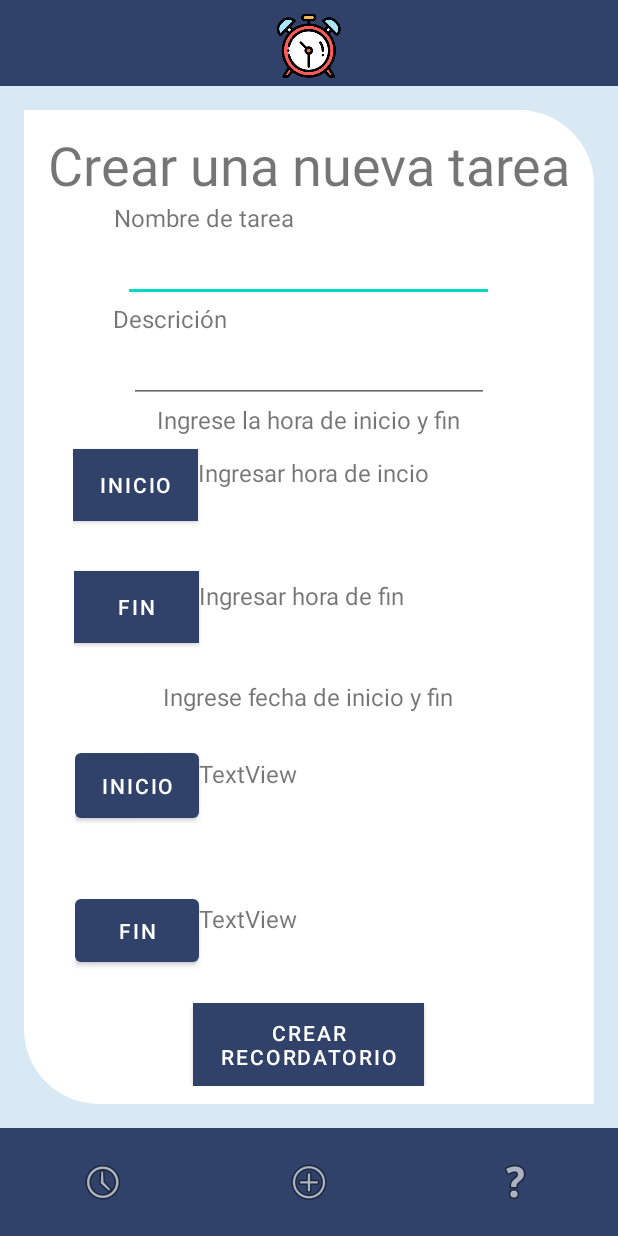
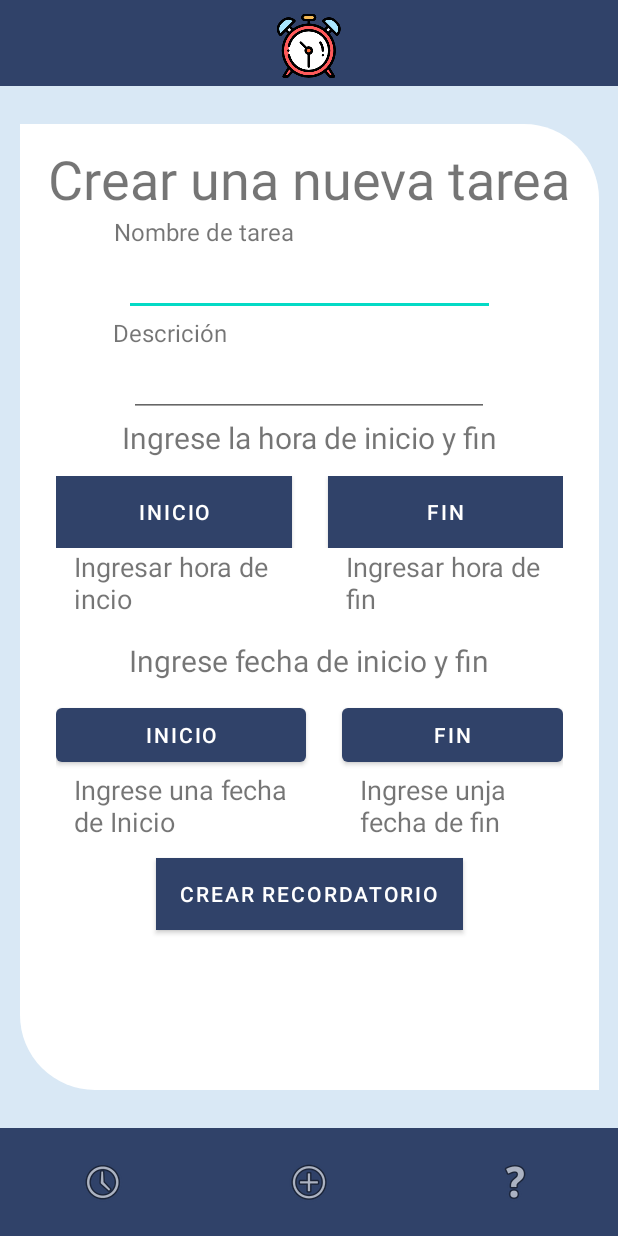
Before and after one commit to Kenie4r/Dont_Forget_app, an Android app: the crearTareas screen opened directly, with no data from a screen before it, on a phone screen of 412 x 824 dp. Run offline under Robolectric (Android 15) with nearby library versions, the phone set to English and light mode, and no system bars; Roboto replaces fonts that are not available here.

Commit message:
Base de Datos Tareas ingresan xd

```diff
--- a/app/src/main/java/com/cod3hn/dontforget/crearTareas.kt
+++ b/app/src/main/java/com/cod3hn/dontforget/crearTareas.kt
@@ -3,6 +3,7 @@ package com.cod3hn.dontforget
 import android.content.Intent
 import androidx.appcompat.app.AppCompatActivity
 import android.os.Bundle
+import android.os.Handler
 import android.view.View
 import android.widget.EditText
 import android.widget.TextView
@@ -22,20 +23,29 @@ class crearTareas : AppCompatActivity() {
                     tvFechaFin.text.toString().length>0 && tvHoraFin.text.toString().length>0&&
                     tvHoraIncio.text.toString().length>0 && tvFechaInicio.text.toString().length>0){
 
-                var titulo:String = findViewById<EditText>(R.id.etNombre).text.toString()
-                var descripcion:String = findViewById<EditText>(R.id.etDescrip).text.toString()
-                var horaFin:String = findViewById<TextView>(R.id.tvHoraFin).text.toString()
-                var horaInicio:String = findViewById<TextView>(R.id.tvHoraIncio).text.toString()
-                var fechaInicio:String = findViewById<TextView>(R.id.tvFechaInicio).text.toString()
-                var fechaFin:String = findViewById<TextView>(R.id.tvFechaFin).text.toString()
-                var tarea = tarea(titulo, descripcion, horaInicio, horaFin, fechaInicio, fechaFin)
-                var database = DbHelper(this)
+                val titulo:String = findViewById<EditText>(R.id.etNombre).text.toString()
+                val descripcion:String = findViewById<EditText>(R.id.etDescrip).text.toString()
+                val horaFin:String = findViewById<TextView>(R.id.tvHoraFin).text.toString()
+                val horaInicio:String = findViewById<TextView>(R.id.tvHoraIncio).text.toString()
+                val fechaInicio:String = findViewById<TextView>(R.id.tvFechaInicio).text.toString()
+                val fechaFin:String = findViewById<TextView>(R.id.tvFechaFin).text.toString()
+                val tarea = tarea(titulo, descripcion, horaInicio, horaFin, fechaInicio, fechaFin)
+                val database = DbHelper(this)
                 database.IngresarTarea(tarea)
+
+
+                Handler().postDelayed({
+                    var intent = Intent( this, dashBoard::class.java)
+                    startActivity(intent)
+                }, 1000)
             }else{
-                Toast.makeText(this, "Porfavor rellene todos los campos", Toast.LENGTH_SHORT)
+                Toast.makeText(this, "Porfavor rellene todos los campos", Toast.LENGTH_SHORT).show()
             }
        }
-
+        btnDashBoard.setOnClickListener{
+            var intent = Intent( this, dashBoard::class.java)
+            startActivity(intent)
+        }
     }
 
     fun click(view: View){
@@ -102,10 +112,5 @@ class crearTareas : AppCompatActivity() {
             text = "$day/$month/$year"
         }
     }
-    fun abrirDash( view: View){
-        var abrir = Intent( this, dashBoard::class.java)
-        startActivity(abrir)
-        this.finish()
-    }
 
 }
--- a/app/src/main/java/com/cod3hn/dontforget/db/DbHelper.kt
+++ b/app/src/main/java/com/cod3hn/dontforget/db/DbHelper.kt
@@ -18,11 +18,11 @@ val NOMBRE_TABLA2:String = "tarea"
 val TABLA1_DATOS: String = "\"ID\"\t INTEGER, \"Nombre\"\tTEXT NOT NULL,\n" +
         "\t\"PIN\"\tINTEGER,\n\tPRIMARY KEY(\"ID\" AUTOINCREMENT)"
 val TABLA2_DATOS:String = "\"ID\"\tINTEGER,\n\t\"titulo\"\tTEXT NOT NULL,\n" +
-        "\t\"descripcion\"\tTEXT NOT NULL,\n\t\"horaIncio\"\tTEXT NOT NULL,\n" +
+        "\t\"descripcion\"\tTEXT NOT NULL,\n\t\"horaInicio\"\tTEXT NOT NULL,\n" +
         "\t\"horaFinal\"\tTEXT NOT NULL,\n\t\"fechaInicio\"\tTEXT NOT NULL,\n" +
         "\t\"fechaFinal\"\tTEXT NOT NULL,\n\t\"repetir\"\tINTEGER DEFAULT 1,\n" +
         "\t\"completado\"\tTEXT DEFAULT 'No',\n\tPRIMARY KEY(\"ID\" AUTOINCREMENT)"
-val DATABASE_VERSION:Int = 3;
+val DATABASE_VERSION:Int = 3
 
 //Columnas TABLA tareas
 val COLUMN_TITULO: String = "titulo"
@@ -60,8 +60,8 @@ class DbHelper(val context: Context ):SQLiteOpenHelper(context, NOMBRE_BASE_DATO
 */
 
     fun IngresarTarea( tarea: tarea){
-        var db = writableDatabase
-        var cv = ContentValues()
+        val db = writableDatabase
+        val cv = ContentValues()
         cv.put(COLUMN_TITULO, tarea.Titulo )
         cv.put(COLUM_DESCRIP, tarea.Descripcion)
         cv.put(COLUMN_HORAOI,tarea.HoraInicio)
@@ -72,12 +72,12 @@ class DbHelper(val context: Context ):SQLiteOpenHelper(context, NOMBRE_BASE_DATO
         cv.put(COLUMN_COMPLETADO,tarea.Completado)
 
         //hacemos la query
-        var result = db?.insert(NOMBRE_TABLA2, null , cv)
+        val result = db?.insert(NOMBRE_TABLA2, null , cv)
         if(result == -1.toLong()){
-            Toast.makeText( context , "Error: no sirve", Toast.LENGTH_LONG)
+            Toast.makeText( context , "Tarea no creada, vuelve a intentarlo", Toast.LENGTH_LONG).show()
 
         }else{
-            Toast.makeText(context, "Bien", Toast.LENGTH_LONG)
+            Toast.makeText(context, "Tarea creada con exito", Toast.LENGTH_LONG).show()
         }
     }
 }
--- a/app/src/main/res/layout/activity_crear_tareas.xml
+++ b/app/src/main/res/layout/activity_crear_tareas.xml
@@ -4,7 +4,6 @@
     xmlns:tools="http://schemas.android.com/tools"
     android:layout_width="match_parent"
     android:layout_height="match_parent"
-    android:onClick="abrirDash"
     tools:context=".crearTareas">
 
     <androidx.constraintlayout.widget.ConstraintLayout
@@ -21,12 +20,12 @@
         tools:context=".dashBoard">
 
         <LinearLayout
-            android:layout_width="0dp"
+            android:layout_width="386dp"
             android:layout_height="0dp"
-            android:layout_marginStart="16dp"
-            android:layout_marginTop="16dp"
-            android:layout_marginEnd="16dp"
-            android:layout_marginBottom="16dp"
+            android:layout_marginStart="20dp"
+            android:layout_marginTop="25dp"
+            android:layout_marginEnd="20dp"
+            android:layout_marginBottom="25dp"
             android:background="@drawable/notify"
             android:dividerPadding="12sp"
             android:gravity="center_horizontal"
@@ -79,22 +78,26 @@
 
             <TextView
                 android:id="@+id/textView5"
-                android:layout_width="226dp"
+                android:layout_width="wrap_content"
                 android:layout_height="wrap_content"
                 android:text="Ingrese la hora de inicio y fin"
                 android:textAlignment="center"
-                android:textSize="16sp" />
+                android:textSize="20sp" />
 
-            <LinearLayout
-                android:layout_width="314dp"
-                android:layout_height="66dp"
-                android:gravity="center"
-                android:orientation="horizontal">
+            <TableLayout
+                android:layout_width="wrap_content"
+                android:layout_height="wrap_content"
+                android:padding="12sp">
+
+                <TableRow
+                    android:layout_width="match_parent"
+                    android:layout_height="match_parent">
 
                     <Button
                         android:id="@+id/btnHoraInicio"
                         android:layout_width="wrap_content"
                         android:layout_height="wrap_content"
+                        android:layout_marginRight="12sp"
                         android:layout_weight="1"
                         android:background="@color/white"
                         android:onClick="click"
@@ -102,107 +105,117 @@
                         android:textColor="@color/white"
                         android:textSize="14sp" />
 
-                <TextView
-                    android:id="@+id/tvHoraIncio"
-                    android:layout_width="236dp"
-                    android:layout_height="39dp"
-                    android:layout_weight="1"
-                    android:text="@string/fecha"
-                    android:textSize="16sp" />
-
-            </LinearLayout>
-
-            <LinearLayout
-                android:layout_width="313dp"
-                android:layout_height="match_parent"
-                android:layout_weight="1"
-                android:gravity="center"
-                android:orientation="horizontal">
-
                     <Button
                         android:id="@+id/btnHoraFin"
                         android:layout_width="wrap_content"
-                    android:layout_height="wrap_content"
+                        android:layout_height="match_parent"
+                        android:layout_marginLeft="12sp"
                         android:layout_weight="1"
                         android:background="@color/white"
                         android:onClick="click2"
                         android:text="FIn"
                         android:textColor="@color/white"
                         android:textSize="14sp" />
+                </TableRow>
+
+                <TableRow
+                    android:layout_width="match_parent"
+                    android:layout_height="match_parent">
+
+                    <TextView
+                        android:id="@+id/tvHoraIncio"
+                        android:layout_width="236dp"
+                        android:layout_height="49dp"
+                        android:layout_marginRight="12sp"
+                        android:layout_weight="1"
+                        android:paddingLeft="12sp"
+                        android:text="@string/fecha"
+                        android:textSize="18sp" />
 
                     <TextView
                         android:id="@+id/tvHoraFin"
                         android:layout_width="235dp"
-                    android:layout_height="37dp"
+                        android:layout_height="wrap_content"
+                        android:layout_marginLeft="12sp"
                         android:layout_weight="1"
+                        android:paddingLeft="12sp"
                         android:text="@string/fecha2"
-                    android:textSize="16sp" />
+                        android:textSize="18sp" />
+                </TableRow>
 
-            </LinearLayout>
+            </TableLayout>
 
             <TextView
                 android:id="@+id/textView9"
-                android:layout_width="235dp"
+                android:layout_width="wrap_content"
                 android:layout_height="wrap_content"
                 android:text="Ingrese fecha de inicio y fin"
                 android:textAlignment="center"
-                android:textSize="16sp" />
+                android:textSize="20sp" />
 
-            <LinearLayout
-                android:layout_width="312dp"
-                android:layout_height="match_parent"
-                android:layout_weight="1"
-                android:gravity="center"
-                android:orientation="horizontal">
+            <TableLayout
+                android:layout_width="wrap_content"
+                android:layout_height="wrap_content"
+                android:padding="12sp">
+
+                <TableRow
+                    android:layout_width="match_parent"
+                    android:layout_height="match_parent">
 
                     <Button
                         android:id="@+id/button5"
-                    android:layout_width="wrap_content"
-                    android:layout_height="55dp"
+                        android:layout_width="match_parent"
+                        android:layout_height="match_parent"
+                        android:layout_marginRight="12sp"
                         android:layout_weight="1"
                         android:onClick="DiaInicioClick"
                         android:text="Inicio"
-                    android:textColor="#FFFFFF" />
+                        android:textColor="#FFFFFF"
+                        android:textSize="14sp" />
+
+                    <Button
+                        android:id="@+id/button"
+                        android:layout_width="match_parent"
+                        android:layout_height="match_parent"
+                        android:layout_marginLeft="12sp"
+                        android:layout_weight="1"
+                        android:onClick="DiaInicioClick2"
+                        android:text="FIN"
+                        android:textColor="#FFFFFF"
+                        android:textSize="14sp" />
+
+                </TableRow>
+
+                <TableRow
+                    android:layout_width="match_parent"
+                    android:layout_height="match_parent">
 
                     <TextView
                         android:id="@+id/tvFechaInicio"
-                    android:layout_width="235dp"
-                    android:layout_height="37dp"
+                        android:layout_width="wrap_content"
+                        android:layout_height="wrap_content"
+                        android:layout_marginRight="12sp"
                         android:layout_weight="1"
-                    android:text="TextView"
-                    android:textSize="16sp" />
-
-            </LinearLayout>
-
-            <LinearLayout
-                android:layout_width="312dp"
-                android:layout_height="match_parent"
-                android:layout_weight="1"
-                android:gravity="center"
-                android:orientation="horizontal">
-
-                <Button
-                    android:id="@+id/button6"
-                    android:layout_width="wrap_content"
-                    android:layout_height="54dp"
-                    android:layout_weight="1"
-                    android:onClick="DiaInicioClick2"
-                    android:text="Fin"
-                    android:textColor="@color/white" />
+                        android:paddingLeft="12sp"
+                        android:text="Ingrese una fecha de Inicio"
+                        android:textSize="18sp" />
 
                     <TextView
                         android:id="@+id/tvFechaFin"
-                    android:layout_width="235dp"
-                    android:layout_height="37dp"
+                        android:layout_width="wrap_content"
+                        android:layout_height="wrap_content"
+                        android:layout_marginLeft="12sp"
                         android:layout_weight="1"
-                    android:text="TextView"
-                    android:textSize="16sp" />
+                        android:paddingLeft="12sp"
+                        android:text="Ingrese unja fecha de fin"
+                        android:textSize="18sp" />
+                </TableRow>
 
-            </LinearLayout>
+            </TableLayout>
 
             <Button
                 android:id="@+id/btn_insert"
-                android:layout_width="154dp"
+                android:layout_width="wrap_content"
                 android:layout_height="wrap_content"
                 android:background="@color/Blue"
                 android:text="@string/nuevoevento"
@@ -244,13 +257,12 @@
             app:layout_constraintBottom_toBottomOf="parent">
 
             <ImageButton
-                android:id="@+id/imageButton"
+                android:id="@+id/btnDashBoard"
                 android:layout_width="match_parent"
                 android:layout_height="match_parent"
                 android:layout_weight="1"
                 android:background="@color/Blue"
                 android:contentDescription="Home"
-                android:onClick="abrirDash"
                 android:padding="20dp"
                 android:paddingStart="20dp"
                 app:srcCompat="@android:drawable/ic_menu_recent_history" />
--- a/app/src/main/res/layout/activity_dash_board.xml
+++ b/app/src/main/res/layout/activity_dash_board.xml
@@ -53,7 +53,7 @@
         app:layout_constraintBottom_toBottomOf="parent">
 
         <ImageButton
-            android:id="@+id/imageButton"
+            android:id="@+id/btnDashBoard"
             android:layout_width="match_parent"
             android:layout_height="match_parent"
             android:layout_weight="1"
```
Lines whose indentation alone changed are shown as unchanged.
